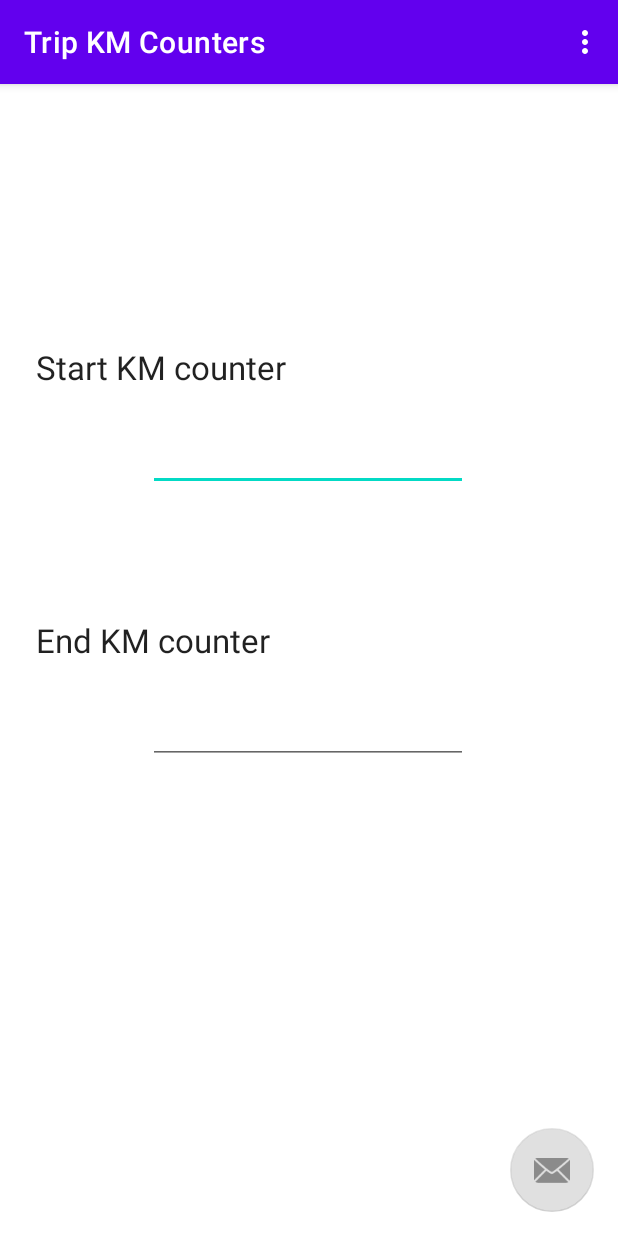
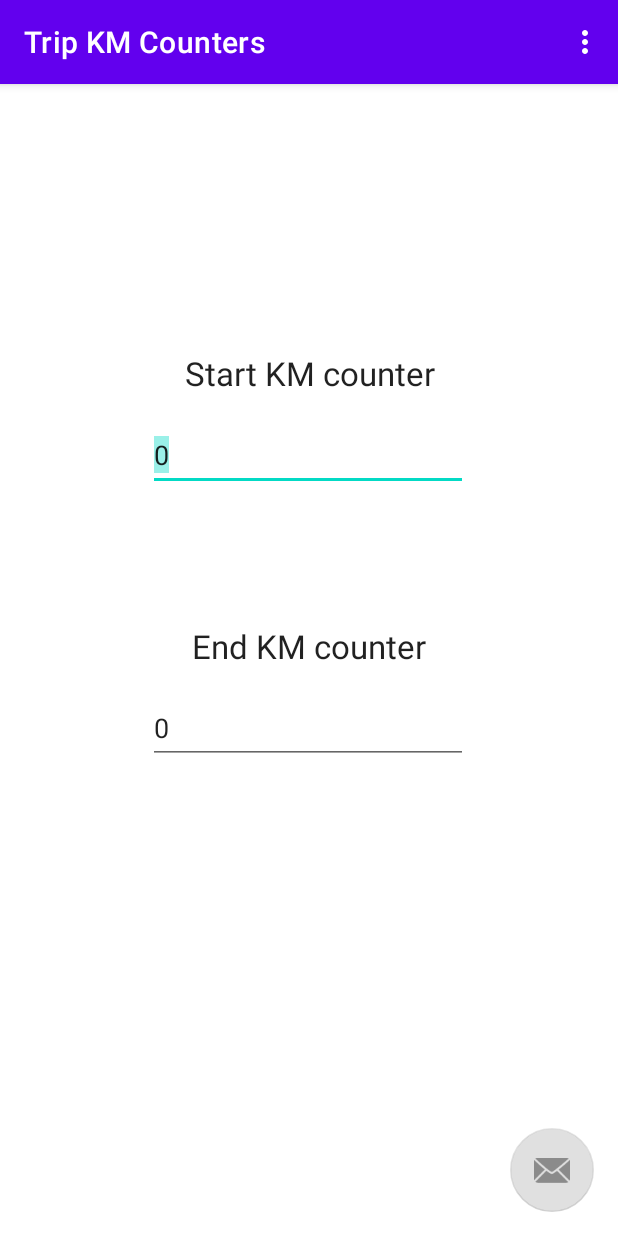
Before and after one commit to gion86/CarTrip, an Android app: the screen it shows after launch (MainActivity), on a phone screen of 412 x 824 dp. Run offline under Robolectric (Android 15) with nearby library versions, the phone set to English and light mode, and no system bars; our stand-ins replace navigation-ui.

Commit message:
Added data persistence through shared preferences.

```diff
--- a/app/src/main/java/com/cartrip/KMCountFragment.java
+++ b/app/src/main/java/com/cartrip/KMCountFragment.java
@@ -1,5 +1,8 @@
 package com.cartrip;
 
+import static android.content.Context.MODE_PRIVATE;
+
+import android.content.SharedPreferences;
 import android.os.Bundle;
 import android.text.Editable;
 import android.text.TextWatcher;
@@ -8,6 +11,7 @@ import android.view.View;
 import android.view.ViewGroup;
 
 import androidx.annotation.NonNull;
+import androidx.annotation.Nullable;
 import androidx.fragment.app.Fragment;
 import androidx.lifecycle.ViewModelProvider;
 
@@ -16,7 +20,26 @@ import com.cartrip.model.KMViewModel;
 
 public class KMCountFragment extends Fragment {
 
+    private static final String SHARED_PREF_FILE = "cartrip_sharedpref";
+    private static final String PREF_KEY_START_KM = "pref_start_km";
+    private static final String PREF_KEY_END_KM = "pref_end_km";
+
+    private SharedPreferences mPreferences;
+
+    private int startKMCount;
+    private int endKMCount;
+
     private KmCountFragmentBinding binding;
+
+    @Override
+    public void onCreate(@Nullable Bundle savedInstanceState) {
+        super.onCreate(savedInstanceState);
+
+        mPreferences = getContext().getSharedPreferences(SHARED_PREF_FILE, MODE_PRIVATE);
+
+        startKMCount = mPreferences.getInt(PREF_KEY_START_KM, 0);
+        endKMCount = mPreferences.getInt(PREF_KEY_END_KM, 0);
+    }
 
     @Override
     public View onCreateView(
@@ -32,14 +55,7 @@ public class KMCountFragment extends Fragment {
 
         final KMViewModel viewModel = new ViewModelProvider(requireActivity()).get(KMViewModel.class);
 
-//        binding.buttonFirst.setOnClickListener(new View.OnClickListener() {
-//            @Override
-//            public void onClick(View view) {
-//                NavHostFragment.findNavController(FirstFragment.this)
-//                        .navigate(R.id.action_FirstFragment_to_SecondFragment);
-//            }
-//        });
-
+        binding.startKMCount.setText(String.valueOf(startKMCount));
         binding.startKMCount.addTextChangedListener(new TextWatcher() {
 
             @Override
@@ -49,7 +65,7 @@ public class KMCountFragment extends Fragment {
             @Override
             public void onTextChanged(CharSequence charSequence, int i, int i1, int i2) {
                 String value = charSequence.toString();
-                int startKMCount = 0;
+                startKMCount = 0;
                 if (!value.isEmpty()) {
                     startKMCount = Integer.parseInt(value);
                 }
@@ -61,6 +77,7 @@ public class KMCountFragment extends Fragment {
             }
         });
 
+        binding.endKMCount.setText(String.valueOf(endKMCount));
         binding.endKMCount.addTextChangedListener(new TextWatcher() {
 
             @Override
@@ -70,7 +87,7 @@ public class KMCountFragment extends Fragment {
             @Override
             public void onTextChanged(CharSequence charSequence, int i, int i1, int i2) {
                 String value = charSequence.toString();
-                int endKMCount = 0;
+                endKMCount = 0;
                 if (!value.isEmpty()) {
                     endKMCount = Integer.parseInt(value);
                 }
@@ -87,6 +104,15 @@ public class KMCountFragment extends Fragment {
     }
 
     @Override
+    public void onPause() {
+        super.onPause();
+        SharedPreferences.Editor preferencesEditor = mPreferences.edit();
+        preferencesEditor.putInt(PREF_KEY_START_KM, startKMCount);
+        preferencesEditor.putInt(PREF_KEY_END_KM, endKMCount);
+        preferencesEditor.apply();
+    }
+
+    @Override
     public void onDestroyView() {
         super.onDestroyView();
         binding = null;
--- a/app/src/main/java/com/cartrip/MainActivity.java
+++ b/app/src/main/java/com/cartrip/MainActivity.java
@@ -52,6 +52,18 @@ public class MainActivity extends AppCompatActivity {
 
         GmailSender gmailSender = new GmailSender(senderMail, senderPassword);
         return gmailSender.sendMail(KMText, getMailBody(), senderMail, recipientMail);
+    }
+
+    private boolean isKmCountOK() {
+        return startKMCount > 0 && endKMCount > 0 && (endKMCount - startKMCount) > 0;
+    }
+
+    private boolean isMailSettingOK() {
+        return !senderMail.isEmpty() && !senderPassword.isEmpty() && !recipientMail.isEmpty();
+    }
+
+    private boolean isSendButtonEnabled() {
+        return isKmCountOK() && isMailSettingOK();
     }
 
     @Override
@@ -120,18 +132,6 @@ public class MainActivity extends AppCompatActivity {
         binding.fab.setEnabled(isSendButtonEnabled());
     }
 
-    private boolean isKmCountOK() {
-        return startKMCount > 0 && endKMCount > 0 && (endKMCount - startKMCount) > 0;
-    }
-
-    private boolean isMailSettingOK() {
-        return !senderMail.isEmpty() && !senderPassword.isEmpty() && !recipientMail.isEmpty();
-    }
-
-    private boolean isSendButtonEnabled() {
-        return isKmCountOK() && isMailSettingOK();
-    }
-
     @Override
     public boolean onCreateOptionsMenu(Menu menu) {
         // Inflate the menu; this adds items to the action bar if it is present.
--- a/app/src/main/res/layout/km_count_fragment.xml
+++ b/app/src/main/res/layout/km_count_fragment.xml
@@ -10,10 +10,11 @@
         android:id="@+id/startKMText"
         android:layout_width="wrap_content"
         android:layout_height="wrap_content"
-        android:layout_marginStart="24dp"
-        android:layout_marginBottom="20dp"
+        android:layout_marginStart="76dp"
+        android:layout_marginBottom="16dp"
         android:ems="10"
         android:text="@string/text_view_km_end"
+        android:textAlignment="center"
         android:textAppearance="@style/TextAppearance.AppCompat.Large"
         app:layout_constraintBottom_toTopOf="@+id/endKMCount"
         app:layout_constraintStart_toStartOf="parent" />
@@ -38,10 +39,11 @@
         android:id="@+id/endKMText"
         android:layout_width="wrap_content"
         android:layout_height="wrap_content"
-        android:layout_marginStart="24dp"
-        android:layout_marginBottom="20dp"
+        android:layout_marginStart="76dp"
+        android:layout_marginBottom="16dp"
         android:ems="10"
         android:text="@string/text_view_km_start"
+        android:textAlignment="center"
         android:textAppearance="@style/TextAppearance.AppCompat.Large"
         app:layout_constraintBottom_toTopOf="@+id/startKMCount"
         app:layout_constraintStart_toStartOf="parent" />
```
